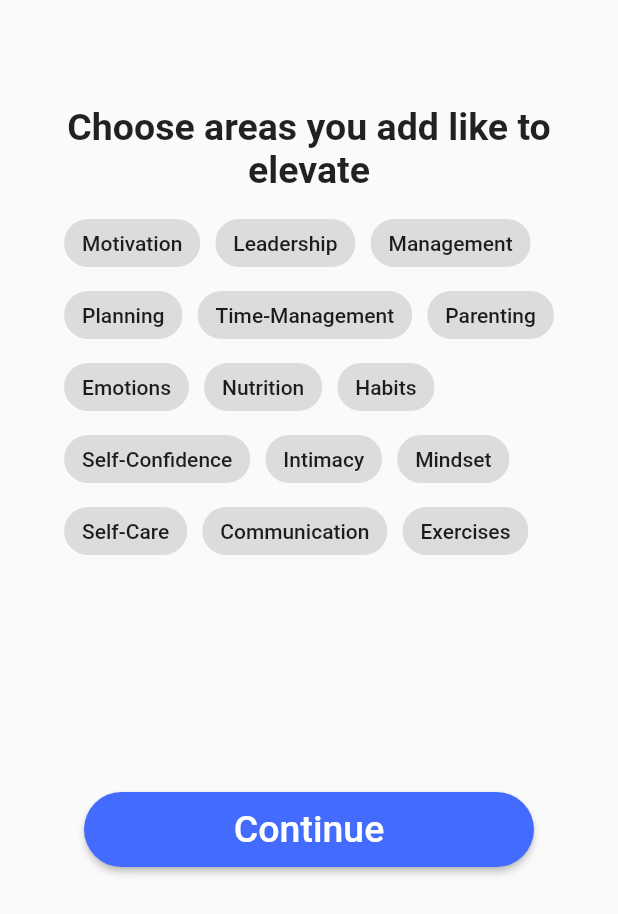
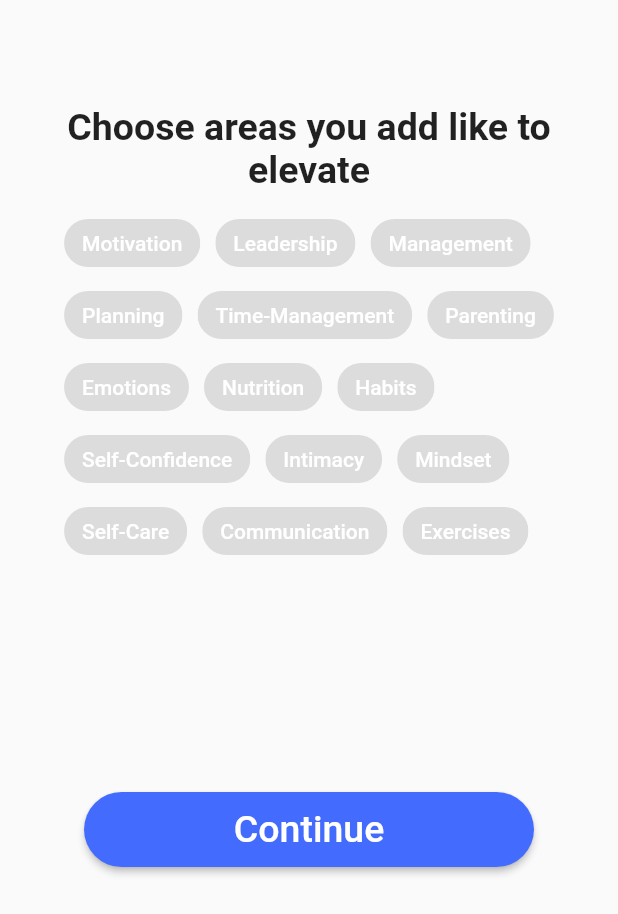
Before and after one commit to Vaidikramani0509/Page_Lane_, a Flutter app: the ChoiceChipPage screen opened by its route, on a phone screen of 412 x 824 dp. Shown: the top 914 px of the screen. Run offline on Flutter 3.47's test engine with Material 2 defaults, Android fonts, the phone set to English and light mode, and no system bars; our stand-ins replace getwidget.

Commit message:
Update Choice_chip.dart

```diff
--- a/lib/pages/Choice_chip.dart
+++ b/lib/pages/Choice_chip.dart
@@ -51,7 +51,8 @@ class _ChoiceChipPageState extends State<ChoiceChipPage> {
               // runSpacing: 10,
               children: _options.map((e) {
                 return ChoiceChip(
-                  label: Text(e),
+                  label: Text(e,
+                              style: TextStyle(color: Color.fromARGB(255, 255, 255, 255),),),
                   selected: _selected.contains(e),
                   selectedColor: Color.fromARGB(255, 67, 108, 255),
                   onSelected: (selected) {
```
